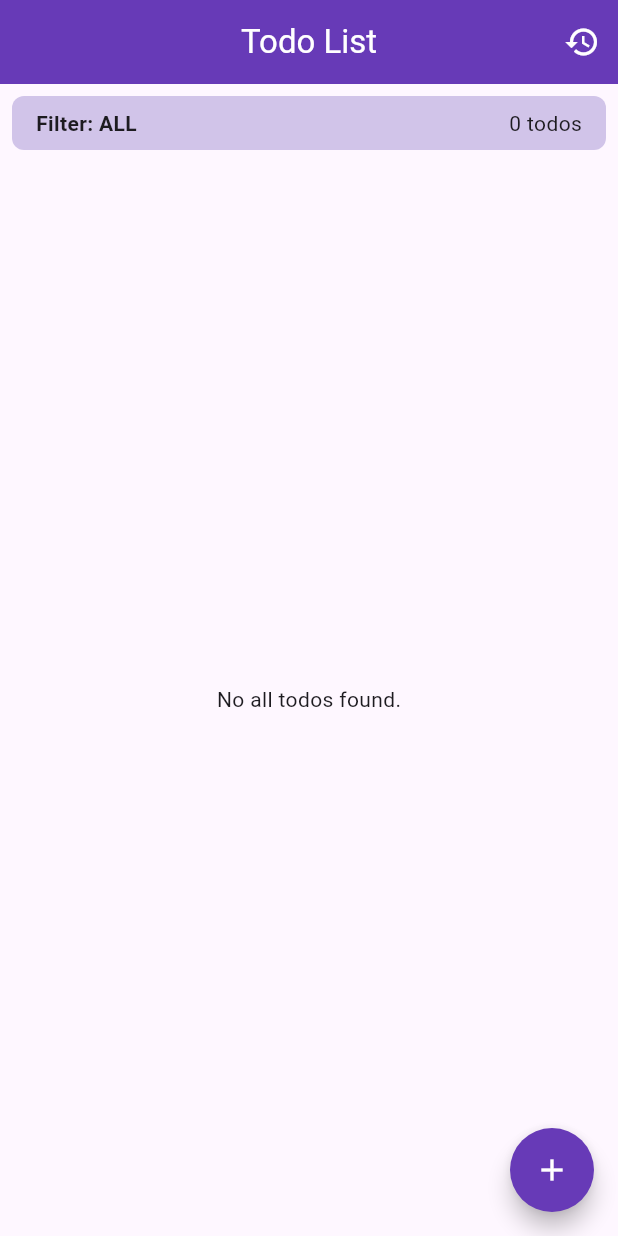
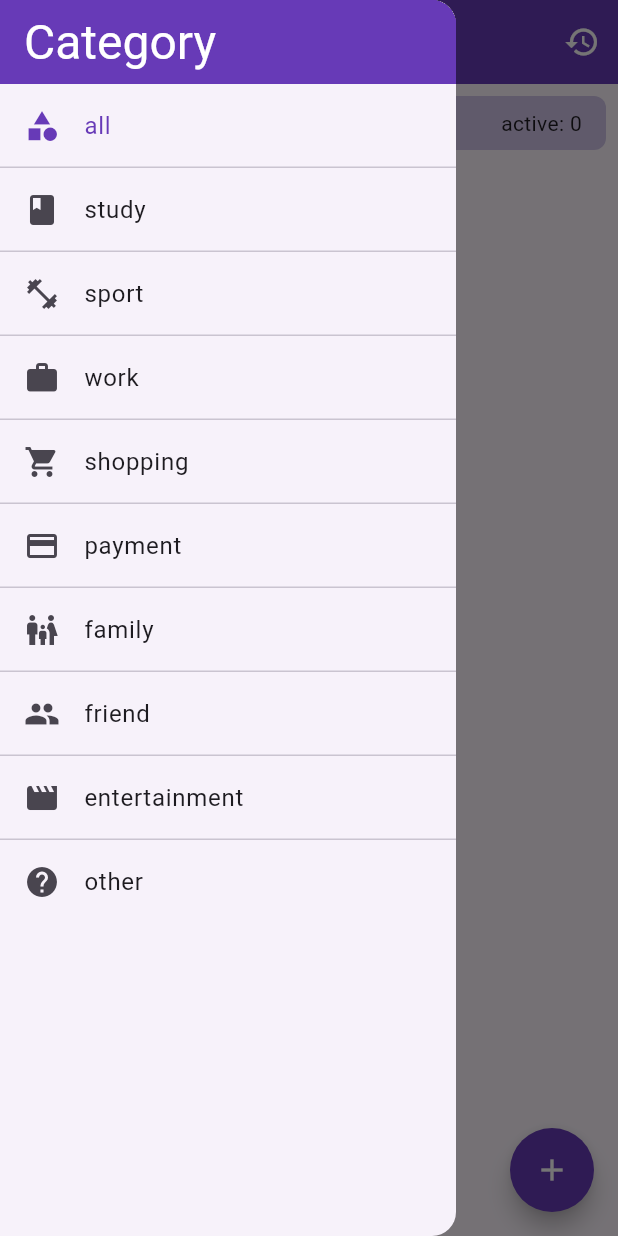
Before and after one commit to BekhruzMakhmudov/bloc_to_do_list, a Flutter app: the screen it shows after launch, with the side drawer open (before the commit the screen has no drawer), on a phone screen of 412 x 824 dp. Run offline on Flutter 3.47's test engine with Material 3 defaults, Android fonts, the light colour scheme and no system bars; our stand-ins replace flutter_bloc, get_it, hive, hive_flutter; accounts and stored records are empty.

Commit message:
Added category property to todo_item instead of title

```diff
--- a/lib/features/to_do_list/data/models/todo_model.dart
+++ b/lib/features/to_do_list/data/models/todo_model.dart
@@ -1,5 +1,6 @@
 import 'package:hive/hive.dart';
 
+import '../../domain/entities/category.dart';
 import '../../domain/entities/priority.dart';
 import '../../domain/entities/todo.dart';
 
@@ -11,7 +12,7 @@ class TodoModel {
   final String id;
 
   @HiveField(1)
-  final String title;
+  final int categoryIndex;
 
   @HiveField(2)
   final String description;
@@ -27,7 +28,7 @@ class TodoModel {
 
   TodoModel({
     required this.id,
-    required this.title,
+    required this.categoryIndex,
     required this.description,
     required this.isCompleted,
     required this.createdAt,
@@ -37,7 +38,7 @@ class TodoModel {
   factory TodoModel.fromEntity(Todo todo) {
     return TodoModel(
       id: todo.id,
-      title: todo.title,
+      categoryIndex: todo.category.index,
       description: todo.description,
       isCompleted: todo.isCompleted,
       createdAt: todo.createdAt,
@@ -48,7 +49,7 @@ class TodoModel {
   Todo toEntity() {
     return Todo(
       id: id,
-      title: title,
+      category: Category.values[categoryIndex],
       description: description,
       isCompleted: isCompleted,
       createdAt: createdAt,
--- a/lib/features/to_do_list/data/repositories/todo_repository_impl.dart
+++ b/lib/features/to_do_list/data/repositories/todo_repository_impl.dart
@@ -15,12 +15,6 @@ class TodoRepositoryImpl implements TodoRepository {
   }
 
   @override
-  Future<Todo> getTodoById(String id) async {
-    final todoModel = await localDataSource.getTodoById(id);
-    return todoModel.toEntity();
-  }
-
-  @override
   Future<void> addTodo(Todo todo) async {
     final todoModel = TodoModel.fromEntity(todo);
     await localDataSource.addTodo(todoModel);
--- /dev/null
+++ b/lib/features/to_do_list/domain/entities/category.dart
@@ -0,0 +1,41 @@
+import 'package:flutter/material.dart';
+
+enum Category {
+  all,
+  study,
+  sport,
+  work,
+  shopping,
+  payment,
+  family,
+  friend,
+  entertainment,
+  other,
+}
+
+extension CategoryExtension on Category {
+  IconData get icon {
+    switch (this) {
+      case Category.all:
+        return Icons.category;
+      case Category.study:
+        return Icons.book;
+      case Category.sport:
+        return Icons.fitness_center;
+      case Category.work:
+        return Icons.work;
+      case Category.shopping:
+        return Icons.shopping_cart;
+      case Category.payment:
+        return Icons.payment;
+      case Category.family:
+        return Icons.family_restroom;
+      case Category.friend:
+        return Icons.people;
+      case Category.entertainment:
+        return Icons.movie;
+      case Category.other:
+        return Icons.help;
+    }
+  }
+}
--- a/lib/features/to_do_list/domain/entities/todo.dart
+++ b/lib/features/to_do_list/domain/entities/todo.dart
@@ -1,8 +1,9 @@
+import 'package:bloc_to_do_list/features/to_do_list/domain/entities/category.dart';
 import 'package:bloc_to_do_list/features/to_do_list/domain/entities/priority.dart';
 
 class Todo {
   final String id;
-  final String title;
+  final Category category;
   final String description;
   final bool isCompleted;
   final DateTime createdAt;
@@ -10,7 +11,7 @@ class Todo {
 
   Todo({
     required this.id,
-    required this.title,
+    required this.category,
     required this.description,
     this.isCompleted = false,
     required this.createdAt,
@@ -19,7 +20,7 @@ class Todo {
 
   Todo copyWith({
     String? id,
-    String? title,
+    Category? category,
     String? description,
     bool? isCompleted,
     DateTime? createdAt,
@@ -27,7 +28,7 @@ class Todo {
   }) {
     return Todo(
       id: id ?? this.id,
-      title: title ?? this.title,
+      category: category ?? this.category,
       description: description ?? this.description,
       isCompleted: isCompleted ?? this.isCompleted,
       createdAt: createdAt ?? this.createdAt,
--- a/lib/features/to_do_list/domain/repositories/todo_repository.dart
+++ b/lib/features/to_do_list/domain/repositories/todo_repository.dart
@@ -2,7 +2,6 @@ import '../entities/todo.dart';
 
 abstract class TodoRepository {
   Future<List<Todo>> getTodos();
-  Future<Todo> getTodoById(String id);
   Future<void> addTodo(Todo todo);
   Future<void> deleteTodo(String id);
 }
--- a/lib/features/to_do_list/domain/usecases/get_todo_by_id.dart
+++ /dev/null
@@ -1,12 +0,0 @@
-import '../entities/todo.dart';
-import '../repositories/todo_repository.dart';
-
-class GetTodoById {
-  final TodoRepository repository;
-
-  GetTodoById(this.repository);
-
-  Future<Todo> execute(String id) {
-    return repository.getTodoById(id);
-  }
-}
--- a/lib/features/to_do_list/domain/usecases/usecases.dart
+++ b/lib/features/to_do_list/domain/usecases/usecases.dart
@@ -1,4 +1,3 @@
 export 'add_todo.dart';
 export 'delete_todo.dart';
-export 'get_todo_by_id.dart';
 export 'get_todos.dart';
--- a/lib/features/to_do_list/presentation/bloc/todo_bloc.dart
+++ b/lib/features/to_do_list/presentation/bloc/todo_bloc.dart
@@ -1,3 +1,4 @@
+import '../../domain/entities/category.dart';
 import 'package:flutter_bloc/flutter_bloc.dart';
 import '../../domain/entities/todo.dart';
 import '../../domain/usecases/usecases.dart';
@@ -8,55 +9,51 @@ part 'todo_state.dart';
 
 class TodoBloc extends Bloc<TodoEvent, TodoState> {
   final GetTodos getTodos;
-  final GetTodoById getTodoById;
   final AddTodo addTodo;
   final DeleteTodo deleteTodo;
-  TodoFilter _currentFilter = TodoFilter.all;
+  bool showHistory = false;
+  Category category = Category.all;
 
   TodoBloc({
     required this.getTodos,
-    required this.getTodoById,
     required this.addTodo,
     required this.deleteTodo,
-  }) : super(TodoInitial()) {
+  }) : super(TodoLoading()) {
     on<GetTodosEvent>(_onGetTodos);
-    on<GetTodoByIdEvent>(_onGetTodoById);
     on<AddTodoEvent>(_onAddTodo);
     on<DeleteTodoEvent>(_onDeleteTodo);
-    on<ToggleTodoEvent>(_onToggleTodo);
-    on<ChangeFilterEvent>(_onChangeFilter);
   }
 
   Future<void> _onGetTodos(GetTodosEvent event, Emitter<TodoState> emit) async {
-    emit(TodoLoading());
     try {
       final todos = await getTodos.execute();
-      _currentFilter = event.filter;
+      showHistory = event.showHistory;
+      category = event.category;
       final sortedTodos = _sortTodosByPriority(todos);
-      emit(TodosLoaded(todos: sortedTodos, filter: _currentFilter));
-    } catch (e) {
-      emit(TodoError(message: e.toString()));
-    }
-  }
-
-  Future<void> _onGetTodoById(
-      GetTodoByIdEvent event, Emitter<TodoState> emit) async {
-    emit(TodoLoading());
-    try {
-      final todo = await getTodoById.execute(event.id);
-      emit(TodoLoaded(todo: todo));
+      emit(
+        TodosLoaded(
+          todos: sortedTodos,
+          showHistory: showHistory,
+          category: category,
+        ),
+      );
     } catch (e) {
       emit(TodoError(message: e.toString()));
     }
   }
 
   Future<void> _onAddTodo(AddTodoEvent event, Emitter<TodoState> emit) async {
-    emit(TodoLoading());
     try {
       await addTodo.execute(event.todo);
       final todos = await getTodos.execute();
       final sortedTodos = _sortTodosByPriority(todos);
-      emit(TodosLoaded(todos: sortedTodos, filter: _currentFilter));
+      emit(
+        TodosLoaded(
+          todos: sortedTodos,
+          showHistory: showHistory,
+          category: category,
+        ),
+      );
     } catch (e) {
       emit(TodoError(message: e.toString()));
     }
@@ -64,40 +61,16 @@ class TodoBloc extends Bloc<TodoEvent, TodoState> {
 
   Future<void> _onDeleteTodo(
       DeleteTodoEvent event, Emitter<TodoState> emit) async {
-    emit(TodoLoading());
     try {
       await deleteTodo.execute(event.id);
       final todos = await getTodos.execute();
-      emit(TodosLoaded(todos: todos, filter: _currentFilter));
-    } catch (e) {
-      emit(TodoError(message: e.toString()));
-    }
-  }
-
-  Future<void> _onToggleTodo(
-      ToggleTodoEvent event, Emitter<TodoState> emit) async {
-    emit(TodoLoading());
-    try {
-      final updatedTodo = event.todo.copyWith(
-        isCompleted: !event.todo.isCompleted,
+      emit(
+        TodosLoaded(
+          todos: todos,
+          showHistory: showHistory,
+          category: category,
+        ),
       );
-      await addTodo.execute(updatedTodo);
-      final todos = await getTodos.execute();
-      final sortedTodos = _sortTodosByPriority(todos);
-      emit(TodosLoaded(todos: sortedTodos, filter: _currentFilter));
-    } catch (e) {
-      emit(TodoError(message: e.toString()));
-    }
-  }
-
-  Future<void> _onChangeFilter(
-      ChangeFilterEvent event, Emitter<TodoState> emit) async {
-    emit(TodoLoading());
-    try {
-      final todos = await getTodos.execute();
-      _currentFilter = event.filter;
-      final sortedTodos = _sortTodosByPriority(todos);
-      emit(TodosLoaded(todos: sortedTodos, filter: _currentFilter));
     } catch (e) {
       emit(TodoError(message: e.toString()));
     }
--- a/lib/features/to_do_list/presentation/bloc/todo_event.dart
+++ b/lib/features/to_do_list/presentation/bloc/todo_event.dart
@@ -3,15 +3,13 @@ part of 'todo_bloc.dart';
 abstract class TodoEvent {}
 
 class GetTodosEvent extends TodoEvent {
-  final TodoFilter filter;
+  final bool showHistory;
+  final Category category;
 
-  GetTodosEvent({this.filter = TodoFilter.all});
-}
-
-class GetTodoByIdEvent extends TodoEvent {
-  final String id;
-
-  GetTodoByIdEvent({required this.id});
+  GetTodosEvent({
+    this.showHistory = false,
+    this.category = Category.all,
+  });
 }
 
 class AddTodoEvent extends TodoEvent {
@@ -25,15 +23,3 @@ class DeleteTodoEvent extends TodoEvent {
 
   DeleteTodoEvent({required this.id});
 }
-
-class ToggleTodoEvent extends TodoEvent {
-  final Todo todo;
-
-  ToggleTodoEvent({required this.todo});
-}
-
-class ChangeFilterEvent extends TodoEvent {
-  final TodoFilter filter;
-
-  ChangeFilterEvent({required this.filter});
-}
--- a/lib/features/to_do_list/presentation/bloc/todo_state.dart
+++ b/lib/features/to_do_list/presentation/bloc/todo_state.dart
@@ -1,35 +1,25 @@
 part of 'todo_bloc.dart';
 
-enum TodoFilter { all, active, completed }
-
 abstract class TodoState {}
-
-class TodoInitial extends TodoState {}
 
 class TodoLoading extends TodoState {}
 
 class TodosLoaded extends TodoState {
   final List<Todo> todos;
-  final TodoFilter filter;
+  final bool showHistory;
+  final Category category;
 
-  TodosLoaded({required this.todos, this.filter = TodoFilter.all});
+  TodosLoaded({
+    required this.todos,
+    required this.showHistory,
+    required this.category
+  });
 
   List<Todo> get filteredTodos {
-    switch (filter) {
-      case TodoFilter.active:
-        return todos.where((todo) => !todo.isCompleted).toList();
-      case TodoFilter.completed:
-        return todos.where((todo) => todo.isCompleted).toList();
-      case TodoFilter.all:
-        return todos;
-    }
+    return (category==Category.all)
+        ? todos.where((todo) => todo.isCompleted==showHistory).toList()
+        : todos.where((todo) => todo.isCompleted==showHistory && todo.category==category).toList();
   }
-}
-
-class TodoLoaded extends TodoState {
-  final Todo todo;
-
-  TodoLoaded({required this.todo});
 }
 
 class TodoError extends TodoState {
--- a/lib/features/to_do_list/presentation/pages/todo_list_page.dart
+++ b/lib/features/to_do_list/presentation/pages/todo_list_page.dart
@@ -1,3 +1,4 @@
+import 'package:bloc_to_do_list/features/to_do_list/domain/entities/category.dart';
 import 'package:bloc_to_do_list/features/to_do_list/presentation/widgets/todo_item.dart';
 import 'package:flutter/material.dart';
 import 'package:flutter_bloc/flutter_bloc.dart';
@@ -11,36 +12,42 @@ class TodoListPage extends StatelessWidget {
   @override
   Widget build(BuildContext context) {
     return Scaffold(
-      appBar: AppBar(
-        title: const Text('Todo List'),
+      appBar: _buildAppBar(context),
+      drawer: _buildDrawer(context),
+      body: _buildBody(),
+      floatingActionButton: FloatingActionButton(
+        onPressed: () {
+          Navigator.of(context).push(
+            MaterialPageRoute(
+              builder: (_) => const AddTodoPage(),
+            ),
+          );
+        },
+        child: const Icon(Icons.add),
+      ),
+    );
+  }
+}
+
+_buildAppBar(BuildContext context) {
+  return AppBar(
+    title: Text(
+      'Todo List',
+      style: Theme.of(context).textTheme.headlineLarge?.copyWith(
+            color: Colors.white,
+          ),
+    ),
     actions: [
       BlocBuilder<TodoBloc, TodoState>(
         builder: (context, state) {
           if (state is TodosLoaded) {
             return IconButton(
               icon: const Icon(Icons.history),
-                  tooltip: 'Toggle filter',
               onPressed: () {
-                    TodoFilter nextFilter;
-                    switch (state.filter) {
-                      case TodoFilter.all:
-                        nextFilter = TodoFilter.active;
-                        break;
-                      case TodoFilter.active:
-                        nextFilter = TodoFilter.completed;
-                        break;
-                      case TodoFilter.completed:
-                        nextFilter = TodoFilter.all;
-                        break;
-                    }
                 context.read<TodoBloc>().add(
-                          ChangeFilterEvent(filter: nextFilter),
-                        );
-                    ScaffoldMessenger.of(context).clearSnackBars();
-                    ScaffoldMessenger.of(context).showSnackBar(
-                      SnackBar(
-                        content: Text('Showing ${nextFilter.name} todos'),
-                        duration: const Duration(seconds: 1),
+                      GetTodosEvent(
+                        showHistory: !state.showHistory,
+                        category: state.category,
                       ),
                     );
               },
@@ -50,8 +57,84 @@ class TodoListPage extends StatelessWidget {
         },
       ),
     ],
+  );
+}
+
+Widget _buildDrawer(BuildContext context) {
+  return Drawer(
+    child: Column(
+      children: [
+        Container(
+          height: MediaQuery.of(context).padding.top,
+          color: Colors.deepPurple,
         ),
-      body: BlocBuilder<TodoBloc, TodoState>(
+        ListTile(
+          title: Text(
+            'Category',
+            style: Theme.of(context).textTheme.headlineLarge?.copyWith(
+                  color: Colors.white,
+                ),
+          ),
+          tileColor: Colors.deepPurple,
+        ),
+        Expanded(
+          child: BlocBuilder<TodoBloc, TodoState>(
+            builder: (context, state) {
+              if (state is TodosLoaded) {
+                return ListView.separated(
+                  padding: EdgeInsets.zero,
+                  itemCount: Category.values.length,
+                  itemBuilder: (context, index) {
+                    final isSelected = state.category == Category.values[index];
+                    return _buildDrawerItem(
+                      context: context,
+                      isSelected: isSelected,
+                      category: Category.values[index],
+                    );
+                  },
+                  separatorBuilder: (context, index) =>
+                      const Divider(height: 0),
+                );
+              } else if (state is TodoLoading) {
+                return const Center(
+                  child: CircularProgressIndicator(),
+                );
+              } else if (state is TodoError) {
+                return Center(
+                  child: Text('Error: ${state.message}'),
+                );
+              } else {
+                return const Center(
+                  child: Text('No todos available'),
+                );
+              }
+            },
+          ),
+        ),
+      ],
+    ),
+  );
+}
+
+_buildDrawerItem({
+  required BuildContext context,
+  required bool isSelected,
+  required Category category,
+}) {
+  return ListTile(
+    title: Text(category.name),
+    leading: Icon(category.icon),
+    selected: isSelected,
+    selectedColor: Colors.deepPurple,
+    onTap: () {
+      context.read<TodoBloc>().add(GetTodosEvent(category: category));
+      Navigator.of(context).pop();
+    },
+  );
+}
+
+_buildBody() {
+  return BlocBuilder<TodoBloc, TodoState>(
     builder: (context, state) {
       if (state is TodoLoading) {
         return const Center(
@@ -76,10 +159,11 @@ class TodoListPage extends StatelessWidget {
                   mainAxisAlignment: MainAxisAlignment.spaceBetween,
                   children: [
                     Text(
-                          'Filter: ${state.filter.name.toUpperCase()}',
+                      'Category: ${state.category.name.toUpperCase()}',
                       style: const TextStyle(fontWeight: FontWeight.bold),
                     ),
-                        Text('${filteredTodos.length} todos'),
+                    Text(
+                        '${state.showHistory ? 'completed' : 'active'}: ${filteredTodos.length}'),
                   ],
                 ),
               ),
@@ -87,7 +171,8 @@ class TodoListPage extends StatelessWidget {
             Expanded(
               child: filteredTodos.isEmpty
                   ? Center(
-                          child: Text('No ${state.filter.name} todos found.'),
+                      child: Text(
+                          'No ${state.showHistory ? 'completed' : 'active'} todos found.'),
                     )
                   : ListView.builder(
                       itemCount: filteredTodos.length,
@@ -151,30 +236,5 @@ class TodoListPage extends StatelessWidget {
         ),
       );
     },
-      ),
-      floatingActionButton: FloatingActionButton(
-        onPressed: () {
-          Navigator.of(context).push(
-            MaterialPageRoute(
-              builder: (_) => const AddTodoPage(),
-            ),
-          );
-        },
-        child: const Icon(Icons.add),
-      ),
   );
 }
-}
-
-extension TodoFilterExtension on TodoFilter {
-  String get name {
-    switch (this) {
-      case TodoFilter.all:
-        return 'all';
-      case TodoFilter.active:
-        return 'active';
-      case TodoFilter.completed:
-        return 'completed';
-    }
-  }
-}
--- a/lib/injection_container.dart
+++ b/lib/injection_container.dart
@@ -15,7 +15,7 @@ Future<void> initDependencies() async {
   final appDir = await getApplicationDocumentsDirectory();
   Hive.init(appDir.path);
   Hive.registerAdapter(TodoModelAdapter());
-  final todoBox = await Hive.openBox<TodoModel>('todos');
+  final todoBox = await Hive.openBox<TodoModel>('todo_list');
   sl.registerLazySingleton<Box<TodoModel>>(() => todoBox);
 
   sl.registerLazySingleton<TodoLocalDataSource>(
@@ -25,13 +25,11 @@ Future<void> initDependencies() async {
         () => TodoRepositoryImpl(localDataSource: sl()),
   );
   sl.registerLazySingleton(() => GetTodos(sl()));
-  sl.registerLazySingleton(() => GetTodoById(sl()));
   sl.registerLazySingleton(() => AddTodo(sl()));
   sl.registerLazySingleton(() => DeleteTodo(sl()));
   sl.registerFactory(
         () => TodoBloc(
       getTodos: sl(),
-      getTodoById: sl(),
       addTodo: sl(),
       deleteTodo: sl(),
     ),
```
Also changed, not shown: lib/features/to_do_list/data/datasources/todo_local_datasource.dart (+0 -10 lines), lib/features/to_do_list/presentation/pages/add_todo_page.dart (+86 -49 lines), lib/features/to_do_list/presentation/widgets/todo_item.dart (+15 -6 lines), lib/features/to_do_list/data/models/todo_model.g.dart. Lines whose indentation alone changed are shown as unchanged.
